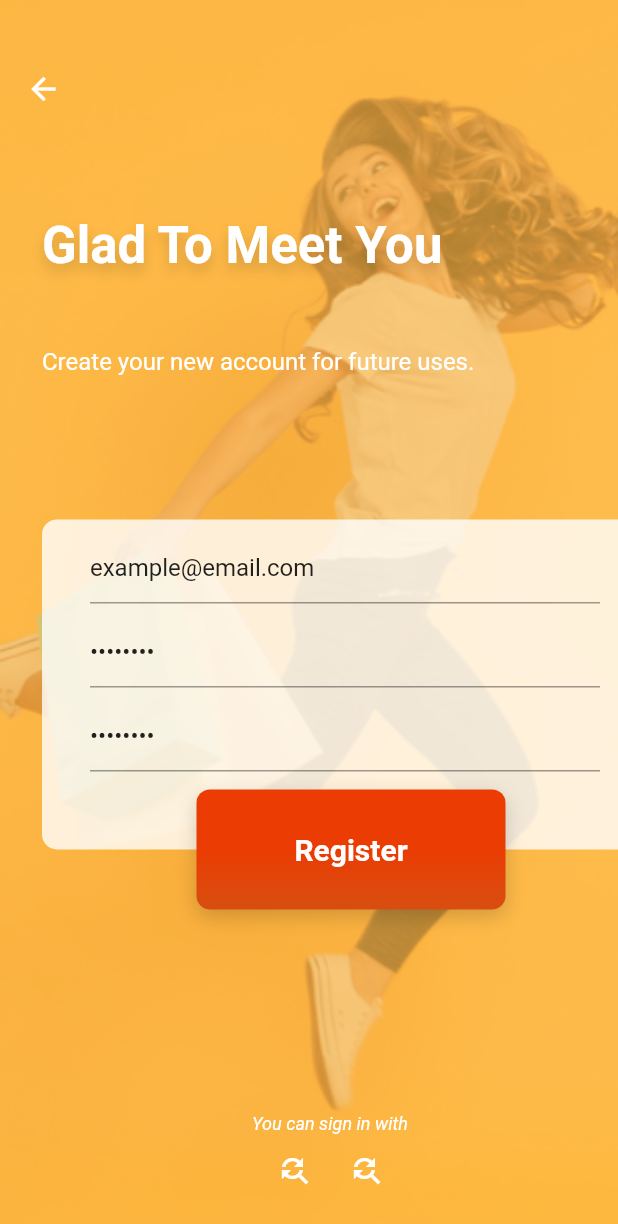
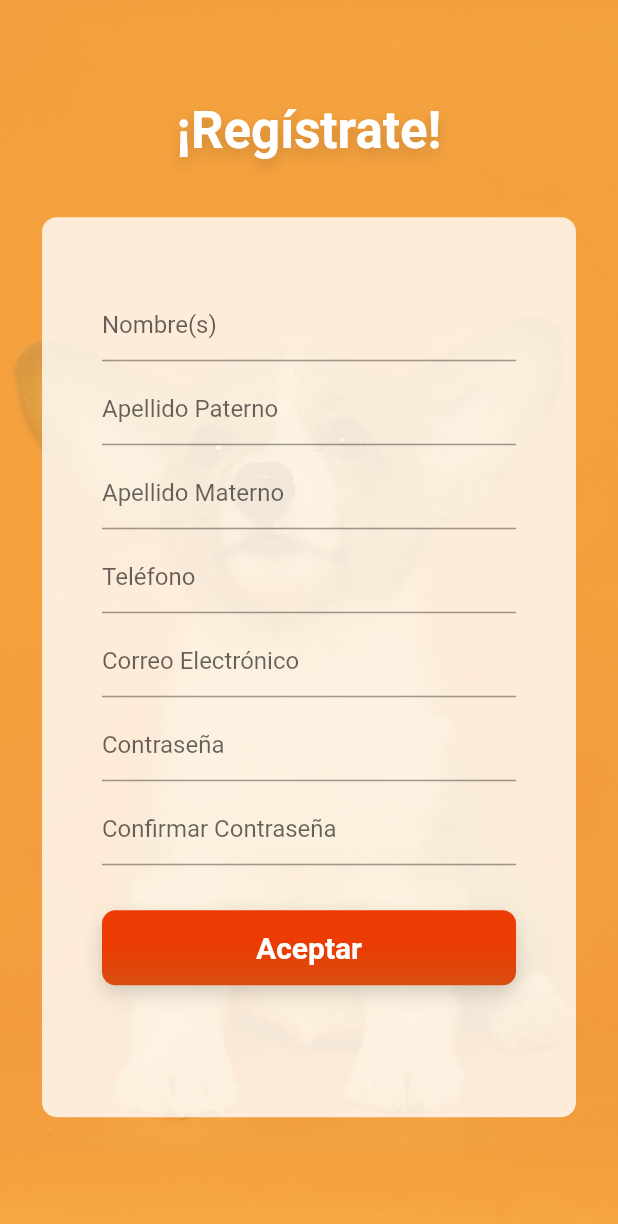
Before and after one commit to alanvillarreale/pet_shop, a Flutter app: the RegisterPage screen opened directly, on a phone screen of 412 x 824 dp. Shown: the top 1224 px of the screen. Run offline on Flutter 3.47's test engine with Material 2 defaults, Android fonts, the phone set to English and light mode, and no system bars; our stand-ins replace flutter_svg, flutter_swiper, line_icons, pin_code_text_field; missing offline and left inert: dart:ffi, flutter_page_indicator.

Commit message:
Commit: Register

```diff
--- a/lib/pages/auth/register_page.dart
+++ b/lib/pages/auth/register_page.dart
@@ -1,7 +1,6 @@
-
-
 import 'package:flutter/material.dart';
 import 'package:project_ecommerce/app_properties.dart';
+import 'package:http/http.dart' as http;
 
 import 'forgot_password_page.dart';
 
@@ -11,18 +10,36 @@ class RegisterPage extends StatefulWidget {
 }
 
 class _RegisterPageState extends State<RegisterPage> {
-  TextEditingController email =
-      TextEditingController(text: 'example@email.com');
+  TextEditingController nombre = TextEditingController();
+  TextEditingController apellidoPaterno = TextEditingController();
+  TextEditingController apellidoMaterno = TextEditingController();
+  TextEditingController telefono = TextEditingController();
+  TextEditingController correoElectronico = TextEditingController();
+  TextEditingController password = TextEditingController();
+  TextEditingController confirmPassword = TextEditingController();
 
-  TextEditingController password = TextEditingController(text: '12345678');
+  void addData() {
 
-  TextEditingController cmfPassword = TextEditingController(text: '12345678');
+    var url = "http://10.0.2.2/tienda/adddata.php";
 
+
+
+    http.post(url, body: {
+      "nombre": nombre.text,
+      "aPaterno": apellidoPaterno.text,
+      "aMaterno": apellidoMaterno.text,
+      "telefono": telefono.text,
+      "correoElectronicp": correoElectronico.text,
+      "password": password.text,
+
+
+    });
+  }
 
   @override
   Widget build(BuildContext context) {
-    Widget title = Text(
-      'Glad To Meet You',
+    Widget register = Text(
+      '¡Regístrate!',
       style: TextStyle(
           color: Colors.white,
           fontSize: 34.0,
@@ -36,36 +53,30 @@ class _RegisterPageState extends State<RegisterPage> {
           ]),
     );
 
-    Widget subTitle = Padding(
-        padding: const EdgeInsets.only(right: 56.0),
-        child: Text(
-          'Create your new account for future uses.',
-          style: TextStyle(
-            color: Colors.white,
-            fontSize: 16.0,
-          ),
-        ));
-
-    Widget registerButton = Positioned(
-      left: MediaQuery.of(context).size.width / 4,
-      bottom: 40,
-      child: InkWell(
+    Widget registerButton = InkWell(
       onTap: () {
-          Navigator.of(context)
-              .push(MaterialPageRoute(builder: (_) => ForgotPasswordPage()));
+        addData();
       },
       child: Container(
-          width: MediaQuery.of(context).size.width / 2,
-          height: 80,
+        width: MediaQuery.of(context).size.width,
+        height: 50,
+        padding: EdgeInsets.all(10),
         child: Center(
-              child: new Text("Register",
+            child: new Text("Aceptar",
                 style: const TextStyle(
                     color: const Color(0xfffefefe),
                     fontWeight: FontWeight.w600,
                     fontStyle: FontStyle.normal,
                     fontSize: 20.0))),
         decoration: BoxDecoration(
-              gradient: mainButton,
+            gradient: LinearGradient(
+                colors: [
+                  Color.fromRGBO(236, 60, 3, 1),
+                  Color.fromRGBO(234, 60, 3, 1),
+                  Color.fromRGBO(216, 78, 16, 1),
+                ],
+                begin: FractionalOffset.topCenter,
+                end: FractionalOffset.bottomCenter),
             boxShadow: [
               BoxShadow(
                 color: Color.fromRGBO(0, 0, 0, 0.16),
@@ -75,29 +86,65 @@ class _RegisterPageState extends State<RegisterPage> {
             ],
             borderRadius: BorderRadius.circular(9.0)),
       ),
-      ),
     );
 
     Widget registerForm = Container(
-      height: 300,
-      child: Stack(
-        children: <Widget>[
-          Container(
-            height: 220,
+      height: 600,
       width: MediaQuery.of(context).size.width,
-            padding: const EdgeInsets.only(left: 32.0, right: 12.0),
+      padding: const EdgeInsets.all(40),
       decoration: BoxDecoration(
           color: Color.fromRGBO(255, 255, 255, 0.8),
-                borderRadius: BorderRadius.only(
-                    topLeft: Radius.circular(10),
-                    bottomLeft: Radius.circular(10))),
+          borderRadius: BorderRadius.all(Radius.circular(10))),
       child: Column(
         mainAxisAlignment: MainAxisAlignment.start,
         children: <Widget>[
           Padding(
             padding: const EdgeInsets.only(top: 8.0),
             child: TextField(
-                    controller: email,
+              controller: nombre,
+              decoration: InputDecoration(
+                hintText: 'Nombre(s)',
+              ),
+              style: TextStyle(fontSize: 16.0),
+            ),
+          ),
+          Padding(
+            padding: const EdgeInsets.only(top: 8.0),
+            child: TextField(
+              controller: apellidoPaterno,
+              decoration: InputDecoration(
+                hintText: 'Apellido Paterno',
+              ),
+              style: TextStyle(fontSize: 16.0),
+            ),
+          ),
+          Padding(
+            padding: const EdgeInsets.only(top: 8.0),
+            child: TextField(
+              controller: apellidoMaterno,
+              decoration: InputDecoration(
+                hintText: 'Apellido Materno',
+              ),
+              style: TextStyle(fontSize: 16.0),
+            ),
+          ),
+          Padding(
+            padding: const EdgeInsets.only(top: 8.0),
+            child: TextField(
+              controller: telefono,
+              decoration: InputDecoration(
+                hintText: 'Teléfono',
+              ),
+              style: TextStyle(fontSize: 16.0),
+            ),
+          ),
+          Padding(
+            padding: const EdgeInsets.only(top: 8.0),
+            child: TextField(
+              controller: correoElectronico,
+              decoration: InputDecoration(
+                hintText: 'Correo Electrónico',
+              ),
               style: TextStyle(fontSize: 16.0),
             ),
           ),
@@ -105,6 +152,9 @@ class _RegisterPageState extends State<RegisterPage> {
             padding: const EdgeInsets.only(top: 8.0),
             child: TextField(
               controller: password,
+              decoration: InputDecoration(
+                hintText: 'Contraseña',
+              ),
               style: TextStyle(fontSize: 16.0),
               obscureText: true,
             ),
@@ -112,89 +162,48 @@ class _RegisterPageState extends State<RegisterPage> {
           Padding(
             padding: const EdgeInsets.only(top: 8.0),
             child: TextField(
-                    controller: cmfPassword,
+              controller: confirmPassword,
+              decoration: InputDecoration(
+                hintText: 'Confirmar Contraseña',
+              ),
               style: TextStyle(fontSize: 16.0),
               obscureText: true,
             ),
           ),
-              ],
-            ),
-          ),
-          registerButton,
+          Container(
+            padding: EdgeInsets.only(top: 30),
+            child: registerButton,
+          )
         ],
       ),
     );
 
-    Widget socialRegister = Column(
-      children: <Widget>[
-        Text(
-          'You can sign in with',
-          style: TextStyle(
-              fontSize: 12.0, fontStyle: FontStyle.italic, color: Colors.white),
-        ),
-        Row(
-          mainAxisAlignment: MainAxisAlignment.center,
-          children: <Widget>[
-            IconButton(
-              icon: Icon(Icons.find_replace),
-              onPressed: () {},
-              color: Colors.white,
-            ),
-            IconButton(
-                icon: Icon(Icons.find_replace),
-                onPressed: () {},
-                color: Colors.white),
-          ],
-        )
-      ],
-    );
-
     return Scaffold(
-
       body: Stack(
         children: <Widget>[
           Container(
             decoration: BoxDecoration(
-                        image: DecorationImage(image: AssetImage('assets/background.jpg'),
-                            fit: BoxFit.cover)
-                    ),
+                image: DecorationImage(
+                    image: AssetImage('assets/bg_auth.jpg'),
+                    fit: BoxFit.cover)),
           ),
           Container(
             decoration: BoxDecoration(
               color: transparentYellow,
-
             ),
           ),
           Padding(
-                    padding: const EdgeInsets.only(left: 28.0),
+            padding: const EdgeInsets.all(28.0),
             child: Column(
-                      crossAxisAlignment: CrossAxisAlignment.start,
-                      mainAxisAlignment: MainAxisAlignment.start,
+              crossAxisAlignment: CrossAxisAlignment.center,
               children: <Widget>[
-                        Spacer(flex:3),
-                        title,
+                Spacer(flex: 3),
+                register,
                 Spacer(),
-
-                        subTitle,
-                        Spacer(flex:2),
-
+                Spacer(flex: 2),
                 registerForm,
-                        Spacer(flex:2),
-                        Padding(
-                            padding: EdgeInsets.only(bottom: 20), child: socialRegister)
+                Spacer(flex: 4),
               ],
-                    ),
-                  ),
-
-                  Positioned(
-                    top: 35,
-                    left: 5,
-                    child: IconButton(
-                      color: Colors.white,
-                      icon: Icon(Icons.arrow_back),
-                      onPressed: () {
-                        Navigator.pop(context);
-                      },
             ),
           )
         ],
```
Also changed, not shown: lib/pages/auth/welcome_back_page.dart (+7 -16 lines). Lines whose indentation alone changed are shown as unchanged.
